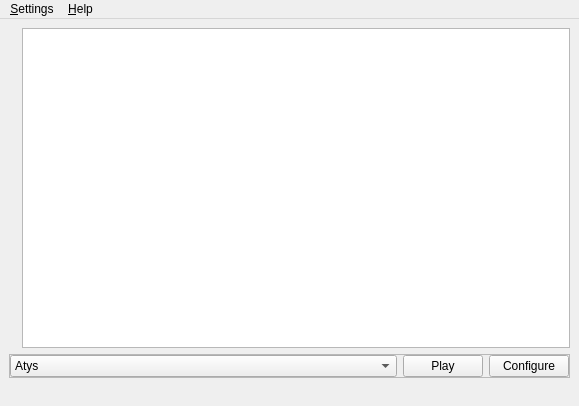
deedounet/khanat-opennel-code, file code/ryzom/tools/client/ryzom_installer/ui/mainwindow.ui: the form before one commit.
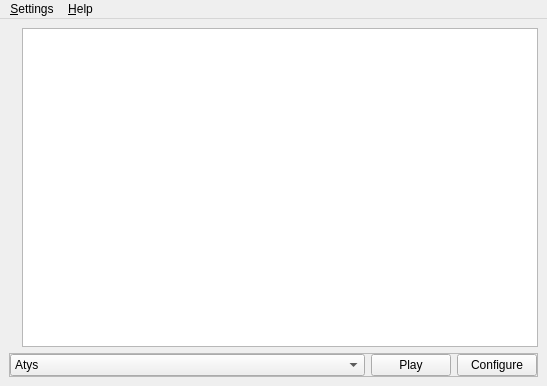
The form after the commit. Icons and pictures are not drawn.

Diff of the .ui file:
```diff
--- a/code/ryzom/tools/client/ryzom_installer/ui/mainwindow.ui
+++ b/code/ryzom/tools/client/ryzom_installer/ui/mainwindow.ui
@@ -2,13 +2,23 @@
 <ui version="4.0">
  <class>MainWindow</class>
  <widget class="QMainWindow" name="MainWindow">
-  <property name="geometry">
-   <rect>
-    <x>0</x>
-    <y>0</y>
-    <width>579</width>
-    <height>406</height>
-   </rect>
+  <property name="sizePolicy">
+   <sizepolicy hsizetype="Preferred" vsizetype="Fixed">
+    <horstretch>0</horstretch>
+    <verstretch>0</verstretch>
+   </sizepolicy>
+  </property>
+  <property name="minimumSize">
+   <size>
+    <width>547</width>
+    <height>386</height>
+   </size>
+  </property>
+  <property name="maximumSize">
+   <size>
+    <width>547</width>
+    <height>386</height>
+   </size>
   </property>
   <property name="windowTitle">
    <string>Ryzom Installer</string>
@@ -97,7 +107,7 @@
     <rect>
      <x>0</x>
      <y>0</y>
-     <width>579</width>
+     <width>547</width>
      <height>21</height>
     </rect>
    </property>
@@ -120,11 +130,6 @@
    <addaction name="menu_File"/>
    <addaction name="menu_Help"/>
   </widget>
-  <widget class="QStatusBar" name="statusbar">
-   <property name="sizeGripEnabled">
-    <bool>false</bool>
-   </property>
-  </widget>
   <action name="actionAboutQt">
    <property name="text">
     <string>About Qt</string>
```
